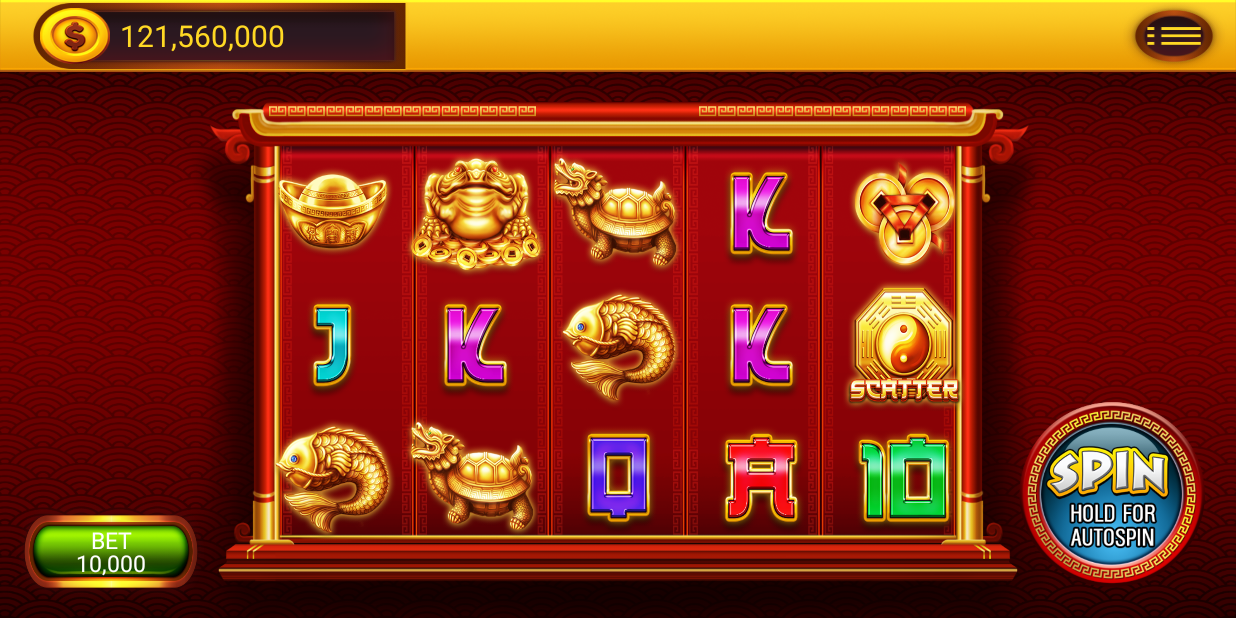
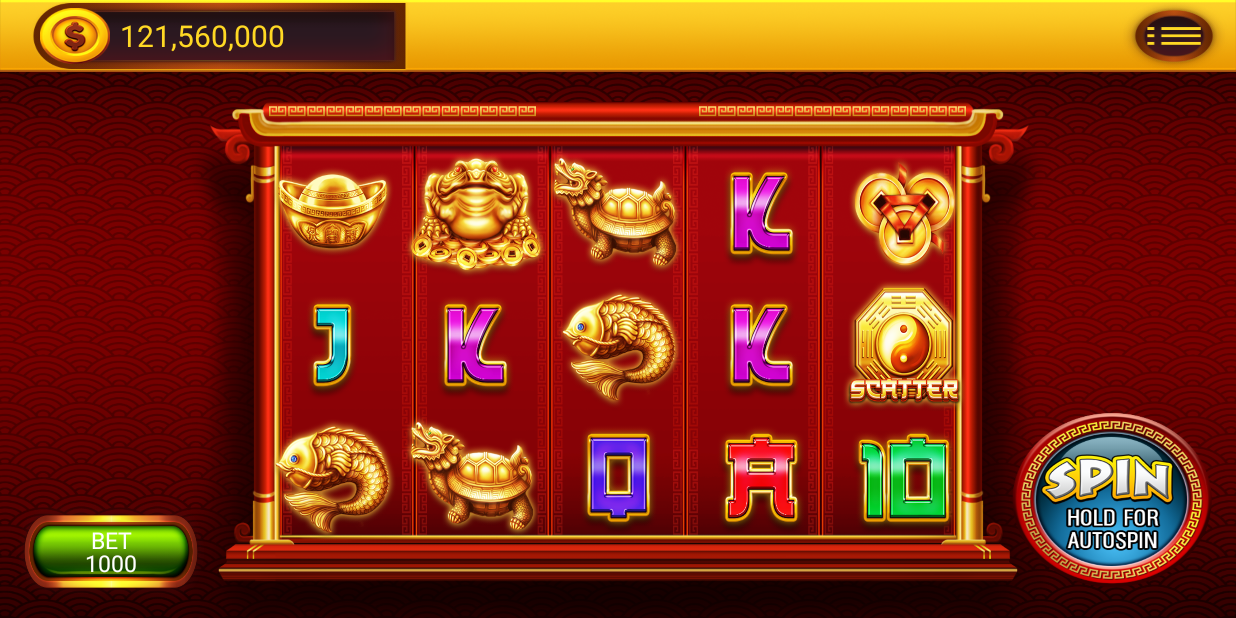
Before and after one commit to jang4292/SlotProject, an Android app: the screen it shows after launch (MainActivity), on a phone screen of 824 x 412 dp (held sideways). Run offline under Robolectric (Android 15) with nearby library versions, the phone set to English and light mode, and no system bars.

Commit message:
Update bet button and bet list

```diff
--- /dev/null
+++ b/app/src/main/java/com/example/slotproject/BetController.kt
@@ -0,0 +1,51 @@
+package com.example.slotproject
+
+import android.content.Context
+import android.util.Log
+import android.view.View
+import android.widget.Button
+import android.widget.FrameLayout
+import android.widget.LinearLayout
+import android.widget.Toast
+
+class BetController(private val context: Context, private val parent: LinearLayout) {
+    private lateinit var buttonOnClickFunction: () -> Unit
+
+    init {
+        GameConfig.TOTAL_BET_LIST.forEach {
+            val btn = Button(context)
+            val ivLayoutParams = LinearLayout.LayoutParams(FrameLayout.LayoutParams.MATCH_PARENT, 0)
+            ivLayoutParams.weight = 1f
+            btn.layoutParams = ivLayoutParams
+            btn.setBackgroundResource(R.drawable.bg_image_button_bet)
+            btn.setTextColor(context.resources.getColor(R.color.color_font_bet_list_text))
+            btn.text = it.toString()
+            btn.tag = it
+
+            btn.setOnClickListener {
+                GameConfig.totalBet = it.tag as Int
+                buttonOnClickFunction()
+                hide()
+            }
+            parent.addView(btn)
+        }
+
+        parent.visibility = View.GONE
+    }
+
+    fun setOnClickButton(function: () -> Unit) {
+        buttonOnClickFunction = function
+    }
+
+    fun show() {
+        if (GameConfig.isAuto || GameConfig.gameStatus === GameStatus.SPINNING) {
+            Toast.makeText(context, "Slot is spinning, please wait", Toast.LENGTH_SHORT).show()
+            return
+        }
+        parent.visibility = View.VISIBLE
+    }
+
+    fun hide() {
+        parent.visibility = View.GONE
+    }
+}
--- a/app/src/main/java/com/example/slotproject/GameConfig.kt
+++ b/app/src/main/java/com/example/slotproject/GameConfig.kt
@@ -8,6 +8,11 @@ class GameConfig {
         const val DEFAULT_SYMBOL_COUNT = 15
         const val ADD_SYMBOL_COUNT = 10
         const val DURATION_SPIN_TIME = 2000L
+
+        val TOTAL_BET_LIST = listOf(1000, 5000, 10000, 30000, 50000, 100000)
+
+        var balance = 121560000
+        var totalBet = TOTAL_BET_LIST[0]
 
         var SYMBOL_WIDTH: Int = -1
         var SYMBOL_HEIGHT: Int = -1
--- a/app/src/main/java/com/example/slotproject/MainActivity.kt
+++ b/app/src/main/java/com/example/slotproject/MainActivity.kt
@@ -1,14 +1,18 @@
 package com.example.slotproject
 
 import android.os.Bundle
+import android.view.MotionEvent
 import android.view.WindowManager
+import android.widget.Toast
 import androidx.appcompat.app.AppCompatActivity
+import androidx.core.view.MotionEventCompat
 import kotlinx.android.synthetic.main.activity_main.*
 import kotlinx.android.synthetic.main.custom_actionbar.*
 
 class MainActivity : AppCompatActivity() {
 
     private lateinit var reelContainer: ReelContainer
+    private lateinit var betController: BetController
 
     override fun onCreate(savedInstanceState: Bundle?) {
         super.onCreate(savedInstanceState)
@@ -23,11 +27,25 @@ class MainActivity : AppCompatActivity() {
 
         setSpinText(!GameConfig.isAuto)
 
+        tv_bet_value.text = GameConfig.totalBet.toString()
         reelContainer = ReelContainer(this, ll_reel_container)
+        reelContainer.setOnStartSpinListener {
+            GameConfig.balance -= GameConfig.totalBet
+            tv_balance.text = GameConfig.balance.toString()
+        }
+        betController = BetController(this, ll_bet_list)
+        betController.setOnClickButton {
+            tv_bet_value.text = GameConfig.totalBet.toString()
+        }
+
+        cl_bet_btn.setOnClickListener {
+            betController.show()
+        }
 
         btn_spin.setOnClickListener {
             if (GameConfig.gameStatus === GameStatus.READY) {
                 GameConfig.gameStatus = GameStatus.SPINNING
+                betController.hide()
                 reelContainer.startSpin()
             }
         }
@@ -41,6 +59,17 @@ class MainActivity : AppCompatActivity() {
 
     private fun setSpinText(isAuto: Boolean) {
         GameConfig.isAuto = isAuto
-        btn_spin.setImageResource(if (isAuto) R.drawable.button_stop else R.drawable.button_spin)
+        btn_spin.setBackgroundResource(if (isAuto) R.drawable.button_stop else R.drawable.button_spin)
+    }
+
+    override fun onTouchEvent(event: MotionEvent): Boolean {
+        return when (MotionEventCompat.getActionMasked(event)) {
+            MotionEvent.ACTION_DOWN -> {
+                Toast.makeText(applicationContext, "Action was DOWN", Toast.LENGTH_SHORT).show()
+                betController.hide()
+                true
+            }
+            else -> super.onTouchEvent(event)
+        }
     }
 }
--- a/app/src/main/java/com/example/slotproject/ReelContainer.kt
+++ b/app/src/main/java/com/example/slotproject/ReelContainer.kt
@@ -5,6 +5,7 @@ import android.widget.LinearLayout
 
 class ReelContainer(context: Context, reelContainer: LinearLayout) {
 
+    private lateinit var onStartSpinListener: () -> Unit
     private val reels: Array<Reel?> = arrayOfNulls(GameConfig.COLUMN)
     private var spinCount = 0
 
@@ -36,7 +37,12 @@ class ReelContainer(context: Context, reelContainer: LinearLayout) {
         return array
     }
 
+    fun setOnStartSpinListener(function: () -> Unit) {
+        onStartSpinListener = function
+    }
+
     fun startSpin() {
+        onStartSpinListener()
         reels.forEach {
             spinCount++
             it?.startSpin()
--- a/app/src/main/res/layout/activity_main.xml
+++ b/app/src/main/res/layout/activity_main.xml
@@ -64,7 +64,19 @@
                     android:layout_width="wrap_content"
                     android:layout_height="wrap_content"/>
 
+            <LinearLayout
+                    android:id="@+id/ll_bet_list"
+                    android:layout_width="0dp"
+                    android:layout_height="0dp"
+                    android:orientation="vertical"
+                    app:layout_constraintTop_toTopOf="parent"
+                    app:layout_constraintBottom_toBottomOf="@id/gl_left_bottom_bet_button"
+                    app:layout_constraintRight_toRightOf="parent"
+                    app:layout_constraintLeft_toLeftOf="parent"
+                    android:paddingHorizontal="5dp"/>
+
             <androidx.constraintlayout.widget.ConstraintLayout
+                    android:id="@+id/cl_bet_btn"
                     android:layout_width="0dp"
                     android:layout_height="0dp"
                     android:orientation="vertical"
@@ -102,6 +114,7 @@
                         android:textColor="@android:color/white"
                         android:text="BET"/>
                 <TextView
+                        android:id="@+id/tv_bet_value"
                         android:layout_width="match_parent"
                         android:layout_height="wrap_content"
                         app:layout_constraintTop_toTopOf="@id/gl_bet_value_top"
@@ -109,7 +122,6 @@
                         app:layout_constraintRight_toRightOf="parent"
                         app:layout_constraintLeft_toLeftOf="parent"
                         android:textSize="15dp"
-
                         android:gravity="center"
                         android:textColor="@android:color/white"
                         android:text="10,000"/>
@@ -151,19 +163,27 @@
                 app:layout_constraintRight_toRightOf="parent"
                 app:layout_constraintTop_toTopOf="parent"
                 app:layout_constraintBottom_toBottomOf="parent"
-                android:padding="10dp"
+                android:layout_margin="10dp"
                 tools:ignore="MissingConstraints">
 
-            <ImageButton
+            <androidx.constraintlayout.widget.Guideline
+                    app:layout_constraintGuide_percent="0.6"
+                    android:id="@+id/gl_right_bottom_spin_btn"
+                    android:orientation="horizontal"
+                    android:layout_width="wrap_content"
+                    android:layout_height="wrap_content"/>
+
+            <Button
                     android:id="@+id/btn_spin"
-                    android:layout_width="match_parent"
-                    android:layout_height="wrap_content"
-                    android:scaleType="fitEnd"
-                    android:src="@drawable/button_spin"
-                    android:background="@android:color/transparent"
+                    android:layout_width="0dp"
+                    android:layout_height="0dp"
+                    android:background="@drawable/button_spin"
+                    android:layout_marginHorizontal="5dp"
+                    android:layout_marginVertical="10dp"
+                    app:layout_constraintTop_toTopOf="@id/gl_right_bottom_spin_btn"
                     app:layout_constraintBottom_toBottomOf="parent"
-                    android:layout_margin="10dp"
-                    app:layout_constraintRight_toRightOf="parent"/>
+                    app:layout_constraintRight_toRightOf="parent"
+                    app:layout_constraintLeft_toLeftOf="parent"/>
         </androidx.constraintlayout.widget.ConstraintLayout>
 
     </androidx.constraintlayout.widget.ConstraintLayout>
--- a/app/src/main/res/layout/custom_actionbar.xml
+++ b/app/src/main/res/layout/custom_actionbar.xml
@@ -82,6 +82,7 @@
                             android:background="@drawable/top_balance_coin"/>
 
                     <TextView
+                            android:id="@+id/tv_balance"
                             android:layout_marginLeft="5dp"
                             android:layout_width="0dp"
                             android:layout_height="0dp"
--- a/app/src/main/res/values/colors.xml
+++ b/app/src/main/res/values/colors.xml
@@ -4,5 +4,6 @@
     <color name="colorPrimaryDark">#00574B</color>
     <color name="colorAccent">#D81B60</color>
 
-    <color name = "color_font_balance">#ffd924</color>
+    <color name="color_font_balance">#ffd924</color>
+    <color name="color_font_bet_list_text">#ffffff</color>
 </resources>
```
